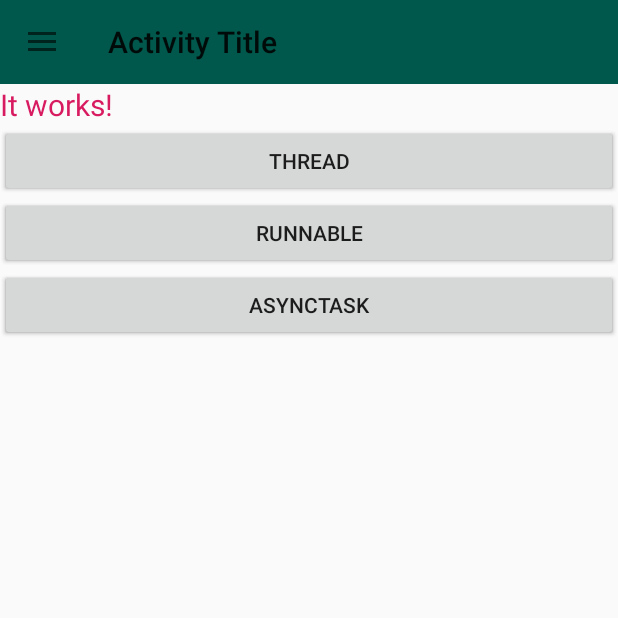
After one commit to DroidSingh89/Training_4_29, an Android app: the ThreadingActivity screen opened directly, with no data from a screen before it, on a phone screen of 412 x 824 dp, the top half of it. The commit adds this screen. Run offline under Robolectric (Android 15) with nearby library versions, the phone set to English and light mode, and no system bars.

Commit message:
buggy threads

```diff
--- /dev/null
+++ b/applicationphil/src/main/java/com/example/applicationphil/activity/ThreadingActivity.kt
@@ -0,0 +1,30 @@
+package com.example.applicationphil.activity
+
+import android.support.v7.app.AppCompatActivity
+import android.os.Bundle
+import android.util.Log
+import android.view.View
+import android.widget.Button
+import com.example.applicationphil.BaseActivity
+import com.example.applicationphil.R
+import com.example.applicationphil.thread.MyRunnable
+import com.example.applicationphil.thread.MyThread
+import kotlinx.android.synthetic.main.activity_threading.*
+
+class ThreadingActivity : BaseActivity(), View.OnClickListener{
+    override fun onCreate(savedInstanceState: Bundle?) {
+        super.onCreate(savedInstanceState)
+        setContentView(R.layout.activity_threading)
+
+        Log.d(ThreadingActivity::class.java.simpleName, "onCreate")
+
+        tvResult.text = "It works!"
+        btnThread.setOnClickListener(this)
+        btnRunnable.setOnClickListener(this)
+    }
+
+    override fun onClick(v: View?) {
+        tvResult.text = "Button clicked"
+    }
+
+}
--- a/applicationphil/src/main/java/com/example/applicationphil/model/entities/Entities.kt
+++ b/applicationphil/src/main/java/com/example/applicationphil/model/entities/Entities.kt
@@ -91,3 +91,5 @@ object Zoo{
     val Cat = Animal("Cat", 8, "Female")
     val Tiger = Animal("Cat", 800, "Female")
 }
+
+data class Contact(val name: String, val numbers: List<String>)
--- /dev/null
+++ b/applicationphil/src/main/res/layout/activity_threading.xml
@@ -0,0 +1,36 @@
+<?xml version="1.0" encoding="utf-8"?>
+<LinearLayout
+        android:orientation="vertical"
+        xmlns:android="http://schemas.android.com/apk/res/android"
+        xmlns:tools="http://schemas.android.com/tools"
+        xmlns:app="http://schemas.android.com/apk/res-auto"
+        android:layout_width="match_parent"
+        android:layout_height="match_parent"
+        tools:context=".activity.ThreadingActivity">
+
+    <TextView
+            android:textColor="@color/colorAccent"
+            android:id="@+id/tvResult"
+            android:textSize="20sp"
+            android:layout_width="match_parent"
+            android:layout_height="wrap_content"/>
+
+    <Button
+            android:text="Thread"
+            android:id="@+id/btnThread"
+            android:layout_width="fill_parent"
+            android:layout_height="wrap_content"/>
+
+    <Button
+            android:text="Runnable"
+            android:id="@+id/btnRunnable"
+            android:layout_width="fill_parent"
+            android:layout_height="wrap_content"/>
+
+    <Button
+            android:text="AsyncTask"
+            android:id="@+id/btnAsyncTask"
+            android:layout_width="fill_parent"
+            android:layout_height="wrap_content"/>
+
+</LinearLayout>
--- a/applicationphil/src/main/res/menu/menu_base.xml
+++ b/applicationphil/src/main/res/menu/menu_base.xml
@@ -19,4 +19,12 @@
             android:id="@+id/dataStorage"
             android:title="Data Storage"/>
 
+    <item
+            android:id="@+id/contentProviders"
+            android:title="Content Providers"/>
+
+    <item
+            android:id="@+id/threading"
+            android:title="Threading"/>
+
 </menu>
```
Also changed, not shown: app/build.gradle (+0 -8 lines), app/src/main/res/layout/activity_main.xml (+1 -26 lines), applicationphil/src/main/AndroidManifest.xml (+7 -1 lines), applicationphil/src/main/java/com/example/applicationphil/BaseActivity.kt (+7 -4 lines), applicationphil/src/main/java/com/example/applicationphil/activity/ProviderActivity.kt (added, +38 -0 lines), applicationphil/src/main/java/com/example/applicationphil/manager/PermissionManager.kt (+7 -3 lines), applicationphil/src/main/java/com/example/applicationphil/manager/ProviderManager.kt (added, +51 -0 lines), applicationphil/src/main/java/com/example/applicationphil/manager/TaskManager.kt (added, +14 -0 lines), applicationphil/src/main/java/com/example/applicationphil/thread/MyRunnable.kt (added, +10 -0 lines), applicationphil/src/main/java/com/example/applicationphil/thread/MyThread.kt (added, +12 -0 lines), applicationphil/src/main/res/layout/activity_provider.xml (added, +19 -0 lines).
